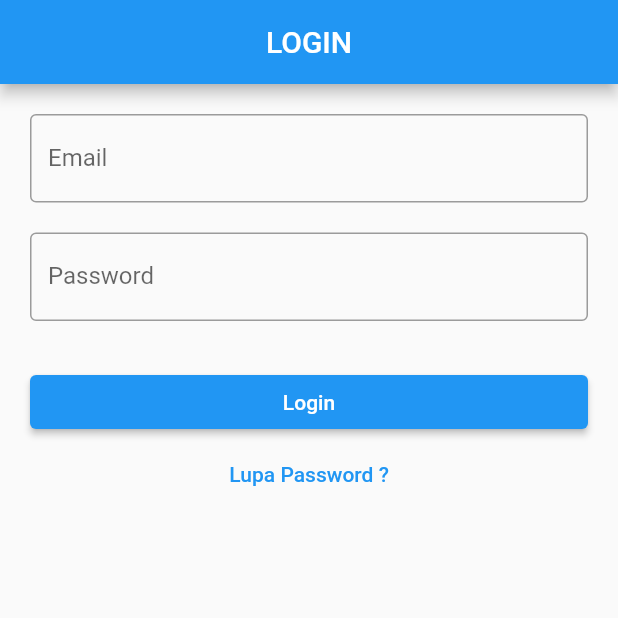
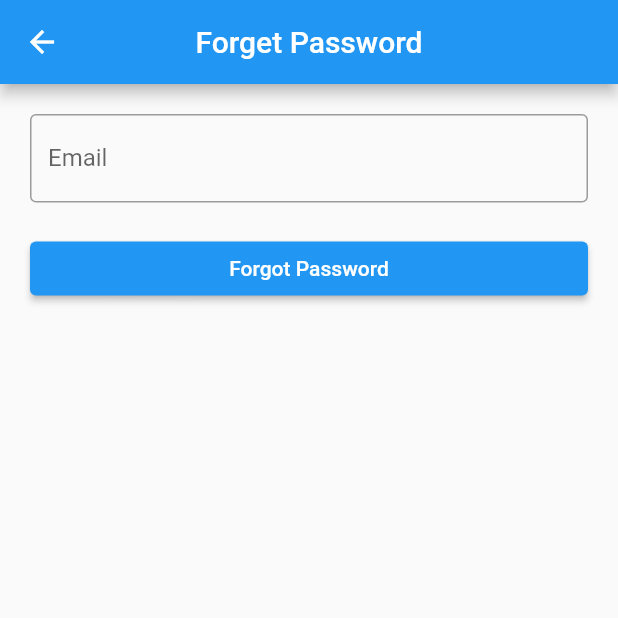
Before and after one commit to MJ34/absensi-apps, a Flutter app: the screen it shows after launch, after a tap on "Lupa Password ?", on a phone screen of 412 x 824 dp, the top half of it. Run offline on Flutter 3.47's test engine with Material 2 defaults, Android fonts, the light colour scheme and no system bars; our stand-ins replace cloud_firestore, firebase_auth, firebase_core, get; accounts and stored records are empty; generated files the repository leaves out were written again.

Commit message:
Create Forget Password

```diff
--- /dev/null
+++ b/lib/app/modules/forget_password/bindings/forget_password_binding.dart
@@ -0,0 +1,12 @@
+import 'package:get/get.dart';
+
+import '../controllers/forget_password_controller.dart';
+
+class ForgetPasswordBinding extends Bindings {
+  @override
+  void dependencies() {
+    Get.lazyPut<ForgetPasswordController>(
+      () => ForgetPasswordController(),
+    );
+  }
+}
--- /dev/null
+++ b/lib/app/modules/forget_password/controllers/forget_password_controller.dart
@@ -0,0 +1,24 @@
+import 'package:firebase_auth/firebase_auth.dart';
+import 'package:flutter/cupertino.dart';
+import 'package:get/get.dart';
+
+class ForgetPasswordController extends GetxController {
+  RxBool isLoading = false.obs;
+  TextEditingController emailC = TextEditingController();
+
+  FirebaseAuth auth = FirebaseAuth.instance;
+
+  Future <void> sendEmail() async {
+    if (emailC.text.isNotEmpty) {
+      isLoading.value = true;
+      try {
+        await auth.sendPasswordResetEmail(email: emailC.text);
+        Get.snackbar("Sukses", "Kami telah mengirimkan email reset Password, Periksa email sekarang..");
+      } catch (e) {
+        Get.snackbar("Gagal", "Tidak dapat mengirimkan email reset Password");
+      } finally {
+        isLoading.value = false;
+      }
+    }
+  }
+}
--- /dev/null
+++ b/lib/app/modules/forget_password/views/forget_password_view.dart
@@ -0,0 +1,44 @@
+import 'package:flutter/material.dart';
+
+import 'package:get/get.dart';
+
+import '../controllers/forget_password_controller.dart';
+
+class ForgetPasswordView extends GetView<ForgetPasswordController> {
+  @override
+  Widget build(BuildContext context) {
+    return Scaffold(
+      appBar: AppBar(
+        title: Text('Forget Password'),
+        centerTitle: true,
+      ),
+      body: ListView(
+        padding: EdgeInsets.all(20),
+        children: [
+          TextField(
+            autocorrect: false,
+            controller: controller.emailC,
+            decoration: InputDecoration(
+              labelText: "Email",
+              border: OutlineInputBorder(),
+            ),
+          ),
+           SizedBox(
+              height: 20,
+            ),
+            Obx(
+              () => ElevatedButton(
+                  onPressed: () async {
+                    if (controller.isLoading.isFalse) {
+                      await controller.sendEmail();
+                    }
+                  },
+                  child: Text(
+                      controller.isLoading.isFalse ? "Forgot Password" : "Loading..."),
+              ),
+            ),
+        ],
+      ),
+    );
+  }
+}
--- a/lib/app/modules/login/views/login_view.dart
+++ b/lib/app/modules/login/views/login_view.dart
@@ -2,6 +2,7 @@
 
 import 'package:get/get.dart';
 
+import '../../../routes/app_pages.dart';
 import '../controllers/login_controller.dart';
 
 class LoginView extends GetView<LoginController> {
@@ -39,16 +40,18 @@
               height: 30,
             ),
             Obx(
-                () =>
-                    ElevatedButton(
-                onPressed: () async {
-                  if (controller.isLoading.isFalse) {
-                    await controller.login();
-                  }
-                },
-                child: Text(controller.isLoading.isFalse ? "Login" : "Loading...")),
+              () => ElevatedButton(
+                  onPressed: () async {
+                    if (controller.isLoading.isFalse) {
+                      await controller.login();
+                    }
+                  },
+                  child: Text(
+                      controller.isLoading.isFalse ? "Login" : "Loading...")),
             ),
-            TextButton(onPressed: () {}, child: Text("Lupa Password ?")),
+            TextButton(
+                onPressed: () => Get.toNamed(Routes.FORGET_PASSWORD),
+                child: Text("Lupa Password ?")),
           ],
         ));
   }
--- a/lib/app/routes/app_pages.dart
+++ b/lib/app/routes/app_pages.dart
@@ -2,6 +2,8 @@
 
 import 'package:preferensi/app/modules/add_pegawai/bindings/add_pegawai_binding.dart';
 import 'package:preferensi/app/modules/add_pegawai/views/add_pegawai_view.dart';
+import 'package:preferensi/app/modules/forget_password/bindings/forget_password_binding.dart';
+import 'package:preferensi/app/modules/forget_password/views/forget_password_view.dart';
 import 'package:preferensi/app/modules/home/bindings/home_binding.dart';
 import 'package:preferensi/app/modules/home/views/home_view.dart';
 import 'package:preferensi/app/modules/login/bindings/login_binding.dart';
@@ -44,5 +46,10 @@
       page: () => NewPasswordView(),
       binding: NewPasswordBinding(),
     ),
+    GetPage(
+      name: _Paths.FORGET_PASSWORD,
+      page: () => ForgetPasswordView(),
+      binding: ForgetPasswordBinding(),
+    ),
   ];
 }
--- a/lib/app/routes/app_routes.dart
+++ b/lib/app/routes/app_routes.dart
@@ -9,6 +9,7 @@
   static const ADD_PEGAWAI = _Paths.ADD_PEGAWAI;
   static const LOGIN = _Paths.LOGIN;
   static const NEW_PASSWORD = _Paths.NEW_PASSWORD;
+  static const FORGET_PASSWORD = _Paths.FORGET_PASSWORD;
 }
 
 abstract class _Paths {
@@ -17,4 +18,5 @@
   static const ADD_PEGAWAI = '/add-pegawai';
   static const LOGIN = '/login';
   static const NEW_PASSWORD = '/new-password';
+  static const FORGET_PASSWORD = '/forget-password';
 }
```
